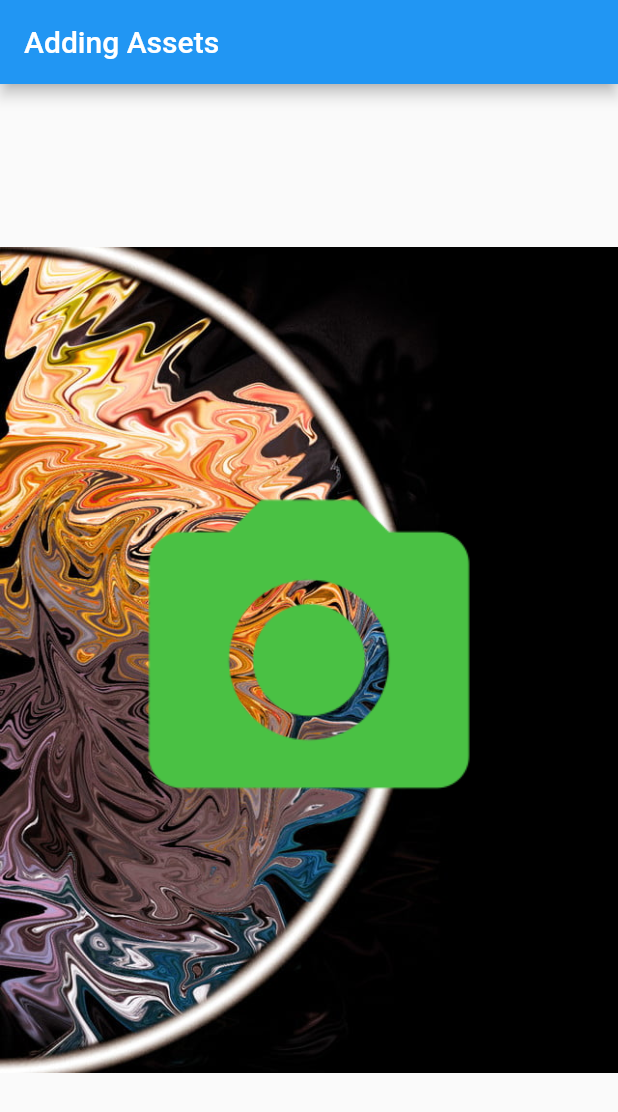
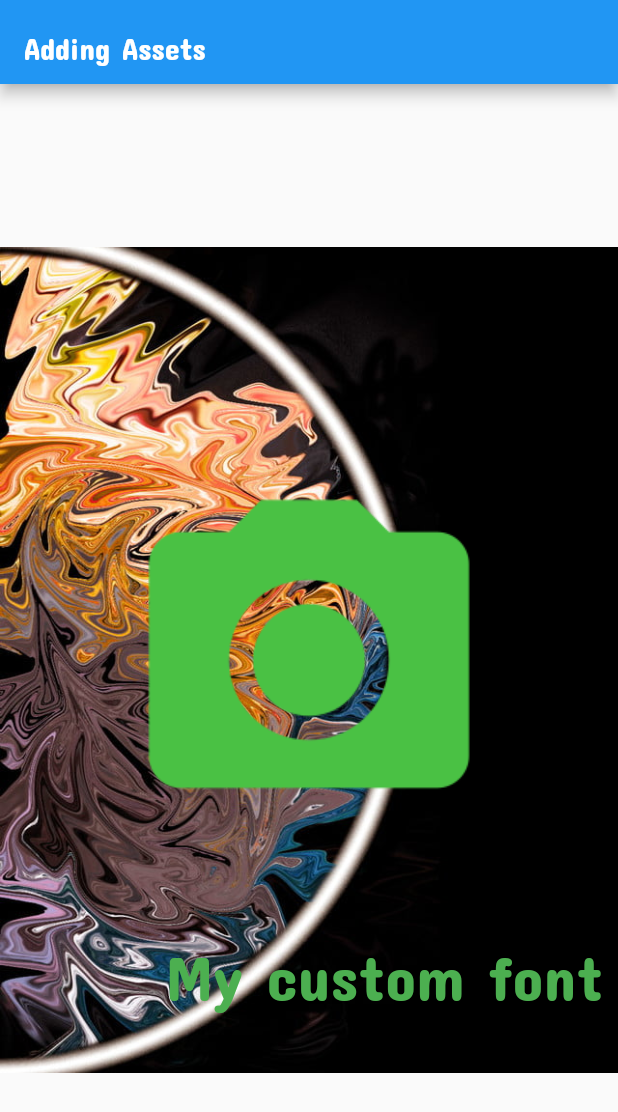
Before and after one commit to sergeykondr/flutter_exercise, a Flutter app: the screen it shows after launch, on a phone screen of 412 x 824 dp. Shown: the top 1112 px of the screen. Run offline on Flutter 3.47's test engine with Material 2 defaults, Android fonts, the phone set to English and light mode, and no system bars.

Commit message:
add custom Font

```diff
--- a/hello_flutter/assets_example/lib/main.dart
+++ b/hello_flutter/assets_example/lib/main.dart
@@ -8,6 +8,9 @@ class MyApp extends StatelessWidget {
   @override
   Widget build(BuildContext context) {
     return MaterialApp(
+      theme: ThemeData(
+        fontFamily: 'ConcertOne',
+      ),
       home: Scaffold(
         appBar: AppBar(
           title: Text('Adding Assets'),
@@ -20,6 +23,18 @@ class MyApp extends StatelessWidget {
                 image: AssetImage('assets/images/bg.jpg'),
               ),
               Image.asset('assets/icons/icon.png'),
+              Positioned(
+                top: 570,
+                left: 110,
+                child: Text(
+                  'My custom font',
+                  style: TextStyle(
+                    color: Colors.green,
+                    fontSize: 42,
+                    //fontFamily: 'ConcertOne'
+                  ),
+                ),
+              ),
             ],
           ),
         ),
```
Also changed, not shown: hello_flutter/assets_example/pubspec.yaml (+4 -11 lines), hello_flutter/assets_example/fonts/ConcertOne-Regular.ttf (added).
